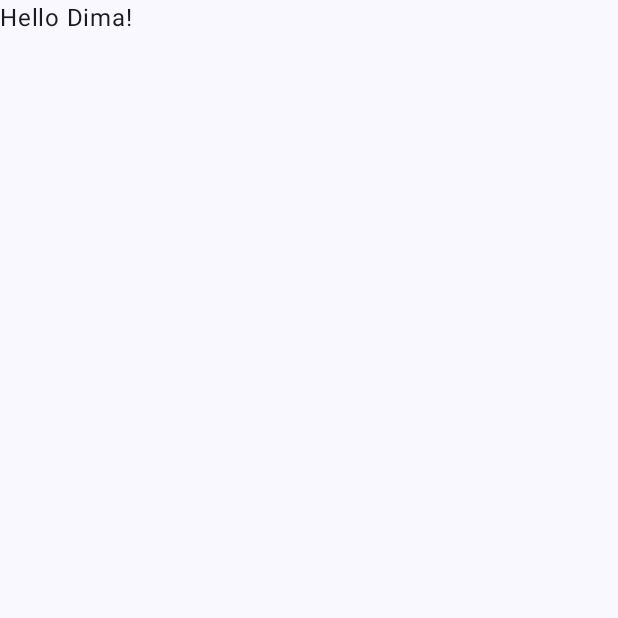
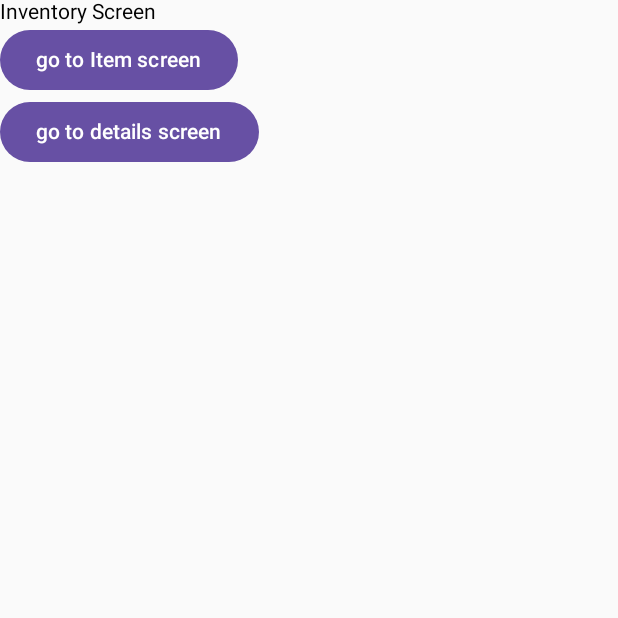
Before and after one commit to dmitrysukhov96/Inventory, an Android app built with Jetpack Compose: the screen it shows after launch (MainActivity), on a phone screen of 412 x 824 dp, the top half of it. Before the commit the part shown is almost empty. Run offline under Robolectric (Android 15) with nearby library versions, the phone set to English and light mode, and no system bars.

Commit message:
navigation and screens

```diff
--- a/app/build.gradle.kts
+++ b/app/build.gradle.kts
@@ -50,6 +50,7 @@ android {
 }
 
 dependencies {
+    implementation(libs.androidx.navigation.compose)
     implementation(libs.androidx.core.ktx)
     implementation(libs.androidx.lifecycle.runtime.ktx)
     implementation(libs.androidx.activity.compose)
--- a/app/src/main/java/com/dmitrysukhov/inventory/MainActivity.kt
+++ b/app/src/main/java/com/dmitrysukhov/inventory/MainActivity.kt
@@ -3,45 +3,61 @@ package com.dmitrysukhov.inventory
 import android.os.Bundle
 import androidx.activity.ComponentActivity
 import androidx.activity.compose.setContent
-import androidx.activity.enableEdgeToEdge
+import androidx.compose.foundation.layout.Column
 import androidx.compose.foundation.layout.fillMaxSize
-import androidx.compose.foundation.layout.padding
-import androidx.compose.material3.Scaffold
+import androidx.compose.material3.Button
 import androidx.compose.material3.Text
 import androidx.compose.runtime.Composable
 import androidx.compose.ui.Modifier
-import androidx.compose.ui.tooling.preview.Preview
-import com.dmitrysukhov.inventory.ui.theme.InventoryTheme
+import androidx.navigation.NavHostController
+import androidx.navigation.compose.NavHost
+import androidx.navigation.compose.composable
+import androidx.navigation.compose.rememberNavController
 
 class MainActivity : ComponentActivity() {
     override fun onCreate(savedInstanceState: Bundle?) {
         super.onCreate(savedInstanceState)
-        enableEdgeToEdge()
-        setContent {
-            InventoryTheme {
-                Scaffold(modifier = Modifier.fillMaxSize()) { innerPadding ->
-                    Greeting(
-                        name = "Dima",
-                        modifier = Modifier.padding(innerPadding)
-                    )
-                }
-            }
+        setContent { InventoryApp() }
+    }
+
+
+}
+
+@Composable
+fun InventoryApp() {
+    val navController = rememberNavController()
+    NavHost(navController = navController, startDestination = "inventory") {
+        composable("inventory") { InventoryScreen(navController) }
+        composable("item") { ItemScreen(navController) }
+        composable("details") { DetailsScreen() }
+    }
+}
+
+@Composable
+fun InventoryScreen(navController: NavHostController) {
+    Column(Modifier.fillMaxSize()) {
+        Text(text = "Inventory Screen")
+        Button(onClick = { navController.navigate("item") }) {
+            Text("go to Item screen")
+        }
+        Button(onClick = { navController.navigate("details") }) {
+            Text("go to details screen")
         }
     }
 }
 
 @Composable
-fun Greeting(name: String, modifier: Modifier = Modifier) {
-    Text(
-        text = "Hello $name!",
-        modifier = modifier
-    )
+fun ItemScreen(navController: NavHostController) {
+    Column(Modifier.fillMaxSize()) {
+        Button(onClick = { navController.navigate("details") }) {
+            Text("go to details screen")
+        }
+    }
 }
 
-@Preview(showBackground = true)
 @Composable
-fun GreetingPreview() {
-    InventoryTheme {
-        Greeting("Android")
+fun DetailsScreen() {
+    Column(Modifier.fillMaxSize()) {
+        Text(text = "Details Screen")
     }
 }
--- a/app/src/main/java/com/dmitrysukhov/inventory/ui/theme/Color.kt
+++ /dev/null
@@ -1,11 +0,0 @@
-package com.dmitrysukhov.inventory.ui.theme
-
-import androidx.compose.ui.graphics.Color
-
-val Purple80 = Color(0xFFD0BCFF)
-val PurpleGrey80 = Color(0xFFCCC2DC)
-val Pink80 = Color(0xFFEFB8C8)
-
-val Purple40 = Color(0xFF6650a4)
-val PurpleGrey40 = Color(0xFF625b71)
-val Pink40 = Color(0xFF7D5260)
--- a/app/src/main/java/com/dmitrysukhov/inventory/ui/theme/Theme.kt
+++ /dev/null
@@ -1,57 +0,0 @@
-package com.dmitrysukhov.inventory.ui.theme
-
-import android.os.Build
-import androidx.compose.foundation.isSystemInDarkTheme
-import androidx.compose.material3.MaterialTheme
-import androidx.compose.material3.darkColorScheme
-import androidx.compose.material3.dynamicDarkColorScheme
-import androidx.compose.material3.dynamicLightColorScheme
-import androidx.compose.material3.lightColorScheme
-import androidx.compose.runtime.Composable
-import androidx.compose.ui.platform.LocalContext
-
-private val DarkColorScheme = darkColorScheme(
-    primary = Purple80,
-    secondary = PurpleGrey80,
-    tertiary = Pink80
-)
-
-private val LightColorScheme = lightColorScheme(
-    primary = Purple40,
-    secondary = PurpleGrey40,
-    tertiary = Pink40
-
-    /* Other default colors to override
-    background = Color(0xFFFFFBFE),
-    surface = Color(0xFFFFFBFE),
-    onPrimary = Color.White,
-    onSecondary = Color.White,
-    onTertiary = Color.White,
-    onBackground = Color(0xFF1C1B1F),
-    onSurface = Color(0xFF1C1B1F),
-    */
-)
-
-@Composable
-fun InventoryTheme(
-    darkTheme: Boolean = isSystemInDarkTheme(),
-    // Dynamic color is available on Android 12+
-    dynamicColor: Boolean = true,
-    content: @Composable () -> Unit
-) {
-    val colorScheme = when {
-        dynamicColor && Build.VERSION.SDK_INT >= Build.VERSION_CODES.S -> {
-            val context = LocalContext.current
-            if (darkTheme) dynamicDarkColorScheme(context) else dynamicLightColorScheme(context)
-        }
-
-        darkTheme -> DarkColorScheme
-        else -> LightColorScheme
-    }
-
-    MaterialTheme(
-        colorScheme = colorScheme,
-        typography = Typography,
-        content = content
-    )
-}
--- a/app/src/main/java/com/dmitrysukhov/inventory/ui/theme/Type.kt
+++ /dev/null
@@ -1,34 +0,0 @@
-package com.dmitrysukhov.inventory.ui.theme
-
-import androidx.compose.material3.Typography
-import androidx.compose.ui.text.TextStyle
-import androidx.compose.ui.text.font.FontFamily
-import androidx.compose.ui.text.font.FontWeight
-import androidx.compose.ui.unit.sp
-
-// Set of Material typography styles to start with
-val Typography = Typography(
-    bodyLarge = TextStyle(
-        fontFamily = FontFamily.Default,
-        fontWeight = FontWeight.Normal,
-        fontSize = 16.sp,
-        lineHeight = 24.sp,
-        letterSpacing = 0.5.sp
-    )
-    /* Other default text styles to override
-    titleLarge = TextStyle(
-        fontFamily = FontFamily.Default,
-        fontWeight = FontWeight.Normal,
-        fontSize = 22.sp,
-        lineHeight = 28.sp,
-        letterSpacing = 0.sp
-    ),
-    labelSmall = TextStyle(
-        fontFamily = FontFamily.Default,
-        fontWeight = FontWeight.Medium,
-        fontSize = 11.sp,
-        lineHeight = 16.sp,
-        letterSpacing = 0.5.sp
-    )
-    */
-)
```
